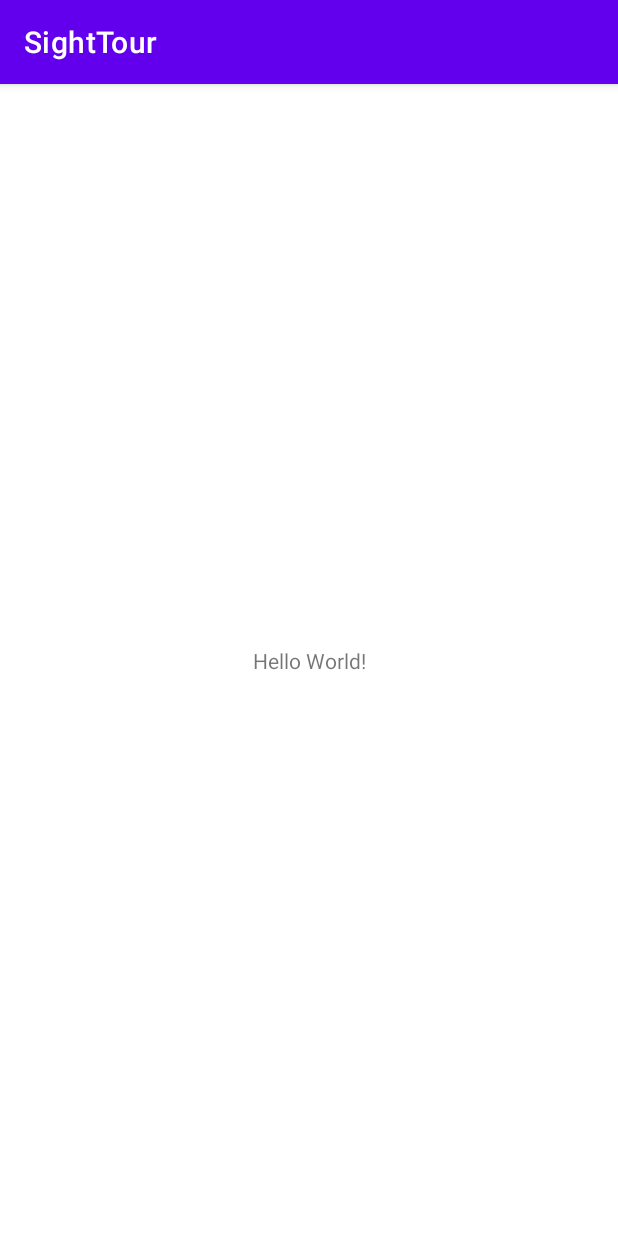
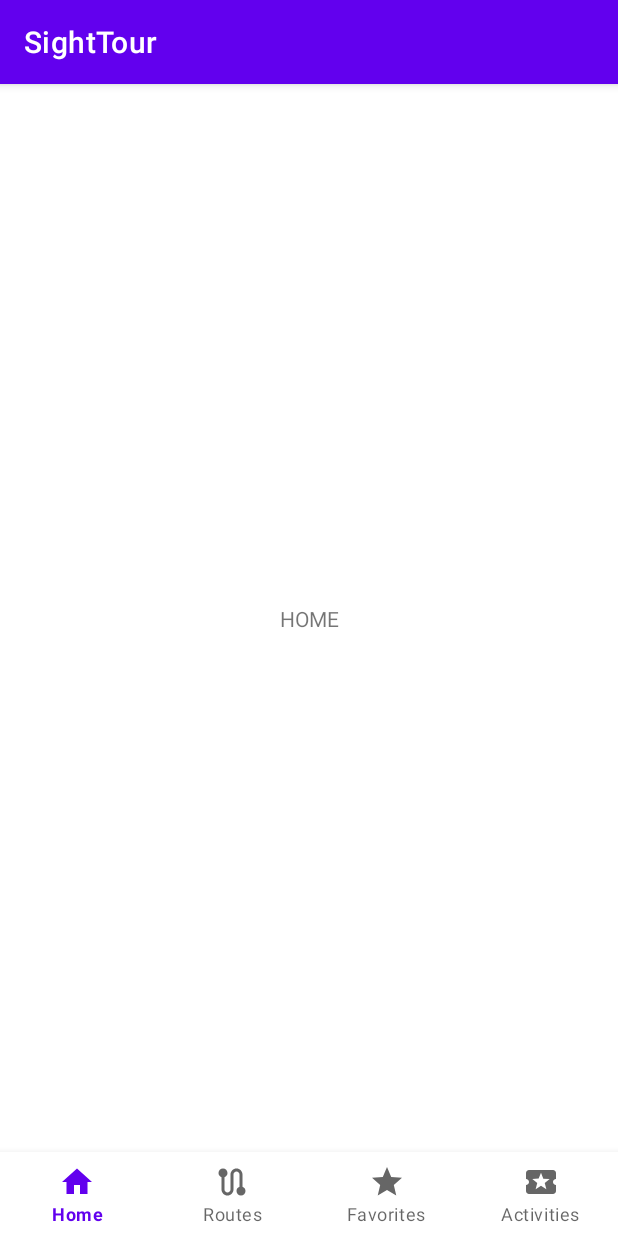
Before and after one commit to TuomasB73/SightTourApp, an Android app: the screen it shows after launch (MainActivity), on a phone screen of 412 x 824 dp. Run offline under Robolectric (Android 15) with nearby library versions, the phone set to English and light mode, and no system bars.

Commit message:
Basic navigation and fragments

```diff
--- a/app/build.gradle
+++ b/app/build.gradle
@@ -38,6 +38,9 @@ dependencies {
     implementation 'androidx.appcompat:appcompat:1.5.1'
     implementation 'com.google.android.material:material:1.6.1'
     implementation 'androidx.constraintlayout:constraintlayout:2.1.4'
+    implementation "androidx.fragment:fragment-ktx:1.5.3"
+
+
     testImplementation 'junit:junit:4.13.2'
     androidTestImplementation 'androidx.test.ext:junit:1.1.3'
     androidTestImplementation 'androidx.test.espresso:espresso-core:3.4.0'
--- a/app/src/main/java/fi/urbanmappers/sighttour/MainActivity.kt
+++ b/app/src/main/java/fi/urbanmappers/sighttour/MainActivity.kt
@@ -2,10 +2,48 @@ package fi.urbanmappers.sighttour
 
 import androidx.appcompat.app.AppCompatActivity
 import android.os.Bundle
+import android.widget.FrameLayout
+import androidx.fragment.app.Fragment
+import androidx.fragment.app.commit
+import com.google.android.material.bottomnavigation.BottomNavigationView
+import fi.urbanmappers.sighttour.fragments.ActivitiesFragment
+import fi.urbanmappers.sighttour.fragments.FavoritesFragment
+import fi.urbanmappers.sighttour.fragments.HomeFragment
+import fi.urbanmappers.sighttour.fragments.RoutesFragment
 
 class MainActivity : AppCompatActivity() {
+    private lateinit var bottomNavigationView: BottomNavigationView
+    private lateinit var fragmentContainer: FrameLayout
+
     override fun onCreate(savedInstanceState: Bundle?) {
         super.onCreate(savedInstanceState)
         setContentView(R.layout.activity_main)
+
+        bottomNavigationView = findViewById(R.id.bottomNavigationView)
+        fragmentContainer = findViewById(R.id.fragmentContainer)
+
+        val homeFragment = HomeFragment()
+        val routesFragment = RoutesFragment()
+        val favoritesFragment = FavoritesFragment()
+        val activitiesFragment = ActivitiesFragment()
+
+        setCurrentFragment(homeFragment)
+
+        bottomNavigationView.setOnItemSelectedListener {
+            when (it.itemId) {
+                R.id.home -> setCurrentFragment(homeFragment)
+                R.id.routes -> setCurrentFragment(routesFragment)
+                R.id.favorites -> setCurrentFragment(favoritesFragment)
+                R.id.activities -> setCurrentFragment(activitiesFragment)
+            }
+            true
+        }
+    }
+
+    private fun setCurrentFragment(fragment: Fragment) {
+        supportFragmentManager.commit {
+            setReorderingAllowed(true)
+            replace(R.id.fragmentContainer, fragment)
+        }
     }
 }
--- /dev/null
+++ b/app/src/main/java/fi/urbanmappers/sighttour/fragments/HomeFragment.kt
@@ -0,0 +1,27 @@
+package fi.urbanmappers.sighttour.fragments
+
+import android.os.Bundle
+import androidx.fragment.app.Fragment
+import android.view.LayoutInflater
+import android.view.View
+import android.view.ViewGroup
+import fi.urbanmappers.sighttour.R
+
+class HomeFragment : Fragment() {
+
+    override fun onCreate(savedInstanceState: Bundle?) {
+        super.onCreate(savedInstanceState)
+    }
+
+    override fun onCreateView(
+        inflater: LayoutInflater, container: ViewGroup?,
+        savedInstanceState: Bundle?
+    ): View? {
+        // Inflate the layout for this fragment
+        return inflater.inflate(R.layout.fragment_home, container, false)
+    }
+
+    override fun onViewCreated(view: View, savedInstanceState: Bundle?) {
+        super.onViewCreated(view, savedInstanceState)
+    }
+}
--- /dev/null
+++ b/app/src/main/res/drawable/ic_baseline_home_24.xml
@@ -0,0 +1,5 @@
+<vector android:height="24dp" android:tint="#000000"
+    android:viewportHeight="24" android:viewportWidth="24"
+    android:width="24dp" xmlns:android="http://schemas.android.com/apk/res/android">
+    <path android:fillColor="@android:color/white" android:pathData="M10,20v-6h4v6h5v-8h3L12,3 2,12h3v8z"/>
+</vector>
--- /dev/null
+++ b/app/src/main/res/drawable/ic_baseline_local_activity_24.xml
@@ -0,0 +1,5 @@
+<vector android:height="24dp" android:tint="#000000"
+    android:viewportHeight="24" android:viewportWidth="24"
+    android:width="24dp" xmlns:android="http://schemas.android.com/apk/res/android">
+    <path android:fillColor="@android:color/white" android:pathData="M20,12c0,-1.1 0.9,-2 2,-2L22,6c0,-1.1 -0.9,-2 -2,-2L4,4c-1.1,0 -1.99,0.9 -1.99,2v4c1.1,0 1.99,0.9 1.99,2s-0.89,2 -2,2v4c0,1.1 0.9,2 2,2h16c1.1,0 2,-0.9 2,-2v-4c-1.1,0 -2,-0.9 -2,-2zM15.58,16.8L12,14.5l-3.58,2.3 1.08,-4.12 -3.29,-2.69 4.24,-0.25L12,5.8l1.54,3.95 4.24,0.25 -3.29,2.69 1.09,4.11z"/>
+</vector>
--- /dev/null
+++ b/app/src/main/res/drawable/ic_baseline_route_24.xml
@@ -0,0 +1,5 @@
+<vector android:height="24dp" android:tint="#000000"
+    android:viewportHeight="24" android:viewportWidth="24"
+    android:width="24dp" xmlns:android="http://schemas.android.com/apk/res/android">
+    <path android:fillColor="@android:color/white" android:pathData="M19,15.18V7c0,-2.21 -1.79,-4 -4,-4s-4,1.79 -4,4v10c0,1.1 -0.9,2 -2,2s-2,-0.9 -2,-2V8.82C8.16,8.4 9,7.3 9,6c0,-1.66 -1.34,-3 -3,-3S3,4.34 3,6c0,1.3 0.84,2.4 2,2.82V17c0,2.21 1.79,4 4,4s4,-1.79 4,-4V7c0,-1.1 0.9,-2 2,-2s2,0.9 2,2v8.18c-1.16,0.41 -2,1.51 -2,2.82c0,1.66 1.34,3 3,3s3,-1.34 3,-3C21,16.7 20.16,15.6 19,15.18z"/>
+</vector>
--- /dev/null
+++ b/app/src/main/res/drawable/ic_baseline_star_24.xml
@@ -0,0 +1,5 @@
+<vector android:height="24dp" android:tint="#000000"
+    android:viewportHeight="24" android:viewportWidth="24"
+    android:width="24dp" xmlns:android="http://schemas.android.com/apk/res/android">
+    <path android:fillColor="@android:color/white" android:pathData="M12,17.27L18.18,21l-1.64,-7.03L22,9.24l-7.19,-0.61L12,2 9.19,8.63 2,9.24l5.46,4.73L5.82,21z"/>
+</vector>
--- a/app/src/main/res/layout/activity_main.xml
+++ b/app/src/main/res/layout/activity_main.xml
@@ -6,13 +6,25 @@
     android:layout_height="match_parent"
     tools:context=".MainActivity">
 
-    <TextView
-        android:layout_width="wrap_content"
-        android:layout_height="wrap_content"
-        android:text="Hello World!"
-        app:layout_constraintBottom_toBottomOf="parent"
+    <FrameLayout
+        android:id="@+id/fragmentContainer"
+        android:layout_width="0dp"
+        android:layout_height="0dp"
+        app:layout_constraintBottom_toTopOf="@+id/bottomNavigationView"
         app:layout_constraintEnd_toEndOf="parent"
         app:layout_constraintStart_toStartOf="parent"
-        app:layout_constraintTop_toTopOf="parent" />
+        app:layout_constraintTop_toTopOf="parent">
+
+    </FrameLayout>
+
+    <com.google.android.material.bottomnavigation.BottomNavigationView
+        android:id="@+id/bottomNavigationView"
+        android:layout_width="match_parent"
+        android:layout_height="wrap_content"
+        app:layout_constraintBottom_toBottomOf="parent"
+        app:menu="@menu/bottom_navigation_menu"
+        app:labelVisibilityMode="labeled" >
+
+    </com.google.android.material.bottomnavigation.BottomNavigationView>
 
 </androidx.constraintlayout.widget.ConstraintLayout>
--- /dev/null
+++ b/app/src/main/res/layout/fragment_home.xml
@@ -0,0 +1,23 @@
+<?xml version="1.0" encoding="utf-8"?>
+<FrameLayout xmlns:android="http://schemas.android.com/apk/res/android"
+    xmlns:app="http://schemas.android.com/apk/res-auto"
+    xmlns:tools="http://schemas.android.com/tools"
+    android:layout_width="match_parent"
+    android:layout_height="match_parent"
+    tools:context=".fragments.HomeFragment">
+
+    <androidx.constraintlayout.widget.ConstraintLayout
+        android:layout_width="match_parent"
+        android:layout_height="match_parent">
+
+        <TextView
+            android:layout_width="wrap_content"
+            android:layout_height="wrap_content"
+            android:text="HOME"
+            app:layout_constraintBottom_toBottomOf="parent"
+            app:layout_constraintEnd_toEndOf="parent"
+            app:layout_constraintStart_toStartOf="parent"
+            app:layout_constraintTop_toTopOf="parent" />
+    </androidx.constraintlayout.widget.ConstraintLayout>
+
+</FrameLayout>
--- /dev/null
+++ b/app/src/main/res/menu/bottom_navigation_menu.xml
@@ -0,0 +1,23 @@
+<?xml version="1.0" encoding="utf-8"?>
+<menu xmlns:android="http://schemas.android.com/apk/res/android">
+    <item
+        android:id="@+id/home"
+        android:icon="@drawable/ic_baseline_home_24"
+        android:title="@string/menu_home">
+    </item>
+    <item
+        android:id="@+id/routes"
+        android:icon="@drawable/ic_baseline_route_24"
+        android:title="@string/menu_routes">
+    </item>
+    <item
+        android:id="@+id/favorites"
+        android:icon="@drawable/ic_baseline_star_24"
+        android:title="@string/menu_favorites">
+    </item>
+    <item
+        android:id="@+id/activities"
+        android:icon="@drawable/ic_baseline_local_activity_24"
+        android:title="@string/menu_activities">
+    </item>
+</menu>
--- a/app/src/main/res/values/strings.xml
+++ b/app/src/main/res/values/strings.xml
@@ -1,3 +1,11 @@
 <resources>
     <string name="app_name">SightTour</string>
+
+    <!-- Navigation menu items -->
+    <string name="menu_home">Home</string>
+    <string name="menu_routes">Routes</string>
+    <string name="menu_favorites">Favorites</string>
+    <string name="menu_activities">Activities</string>
+    <!-- TODO: Remove or change this placeholder text -->
+    <string name="hello_blank_fragment">Hello blank fragment</string>
 </resources>
```
Also changed, not shown: app/src/main/java/fi/urbanmappers/sighttour/fragments/ActivitiesFragment.kt (added, +27 -0 lines), app/src/main/java/fi/urbanmappers/sighttour/fragments/FavoritesFragment.kt (added, +27 -0 lines), app/src/main/java/fi/urbanmappers/sighttour/fragments/RoutesFragment.kt (added, +27 -0 lines), app/src/main/res/layout/fragment_activities.xml (added, +24 -0 lines), app/src/main/res/layout/fragment_favorites.xml (added, +23 -0 lines), app/src/main/res/layout/fragment_routes.xml (added, +24 -0 lines).
